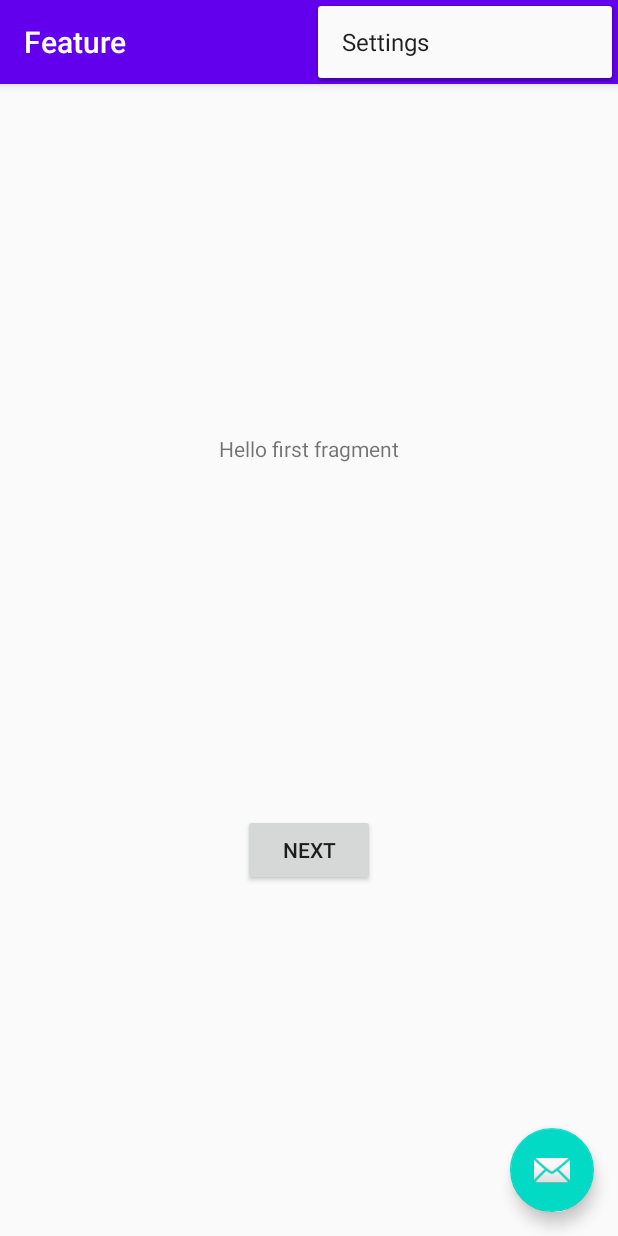
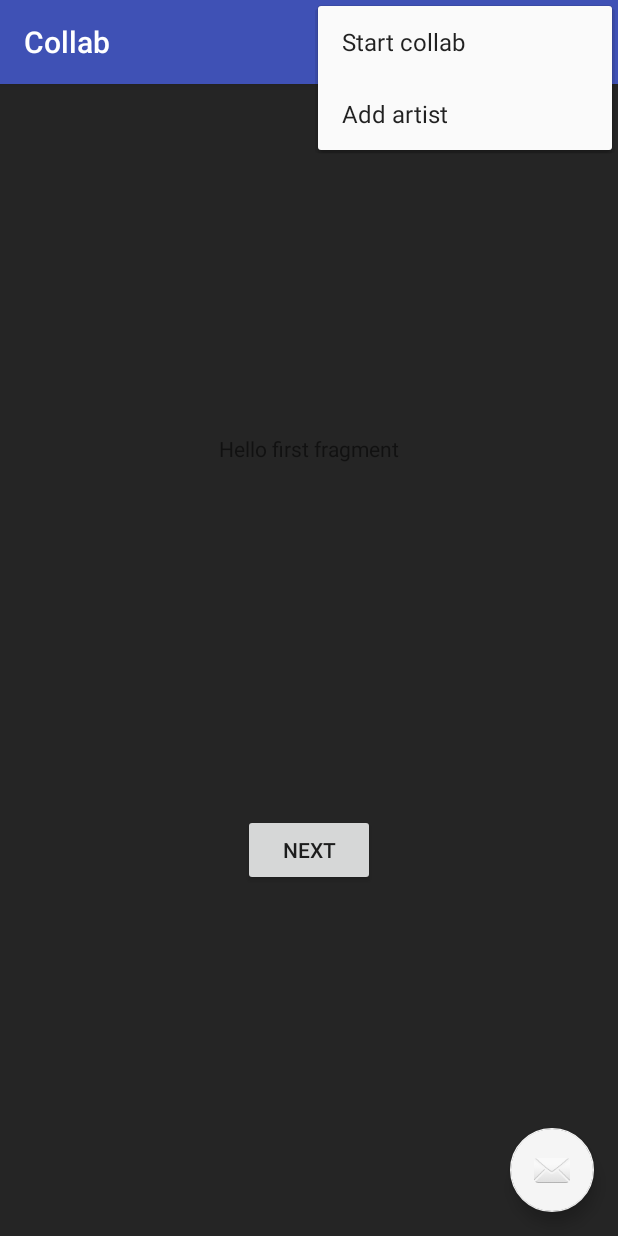
Before and after one commit to sachinreddy1/Voicebox, an Android app: the screen it shows after launch (MainActivity), with the options menu open, on a phone screen of 412 x 824 dp. Run offline under Robolectric (Android 15) with nearby library versions, the phone set to English and light mode, and no system bars.

Commit message:
Moved action bar to FirstFragment. Added new options in menu. Handling selections.

```diff
--- a/app/src/main/java/com/sachinreddy/feature/FirstFragment.kt
+++ b/app/src/main/java/com/sachinreddy/feature/FirstFragment.kt
@@ -1,12 +1,12 @@
 package com.sachinreddy.feature
 
 import android.os.Bundle
+import android.view.*
+import android.widget.Button
+import androidx.appcompat.app.AppCompatActivity
 import androidx.fragment.app.Fragment
-import android.view.LayoutInflater
-import android.view.View
-import android.view.ViewGroup
-import android.widget.Button
 import androidx.navigation.fragment.findNavController
+import kotlinx.android.synthetic.main.fragment_first.*
 
 /**
  * A simple [Fragment] subclass as the default destination in the navigation.
@@ -21,6 +21,19 @@ class FirstFragment : Fragment() {
         return inflater.inflate(R.layout.fragment_first, container, false)
     }
 
+    override fun onCreate(savedInstanceState: Bundle?) {
+        super.onCreate(savedInstanceState)
+        setHasOptionsMenu(true)
+    }
+
+    override fun onStart() {
+        (requireActivity() as AppCompatActivity).apply {
+            setSupportActionBar(toolbar)
+            supportActionBar?.apply { setHomeAsUpIndicator(R.drawable.ic_launcher_foreground) }
+        }
+        super.onStart()
+    }
+
     override fun onViewCreated(view: View, savedInstanceState: Bundle?) {
         super.onViewCreated(view, savedInstanceState)
 
@@ -28,4 +41,19 @@ class FirstFragment : Fragment() {
             findNavController().navigate(R.id.action_FirstFragment_to_SecondFragment)
         }
     }
+
+    override fun onCreateOptionsMenu(menu: Menu, inflater: MenuInflater) {
+        inflater.inflate(R.menu.menu_main, menu)
+    }
+
+    override fun onOptionsItemSelected(item: MenuItem): Boolean {
+        // Handle action bar item clicks here. The action bar will
+        // automatically handle clicks on the Home/Up button, so long
+        // as you specify a parent activity in AndroidManifest.xml.
+        when (item.itemId) {
+            R.id.action_start_collab -> println("Start collab.")
+            R.id.action_add_artist -> println("Add artist.")
+        }
+        return true
+    }
 }
--- a/app/src/main/java/com/sachinreddy/feature/MainActivity.kt
+++ b/app/src/main/java/com/sachinreddy/feature/MainActivity.kt
@@ -1,11 +1,8 @@
 package com.sachinreddy.feature
 
 import android.os.Bundle
+import androidx.appcompat.app.AppCompatActivity
 import com.google.android.material.snackbar.Snackbar
-import androidx.appcompat.app.AppCompatActivity
-import android.view.Menu
-import android.view.MenuItem
-
 import kotlinx.android.synthetic.main.activity_main.*
 
 class MainActivity : AppCompatActivity() {
@@ -13,27 +10,10 @@ class MainActivity : AppCompatActivity() {
     override fun onCreate(savedInstanceState: Bundle?) {
         super.onCreate(savedInstanceState)
         setContentView(R.layout.activity_main)
-        setSupportActionBar(toolbar)
 
         fab.setOnClickListener { view ->
             Snackbar.make(view, "Replace with your own action", Snackbar.LENGTH_LONG)
                     .setAction("Action", null).show()
         }
     }
-
-    override fun onCreateOptionsMenu(menu: Menu): Boolean {
-        // Inflate the menu; this adds items to the action bar if it is present.
-        menuInflater.inflate(R.menu.menu_main, menu)
-        return true
-    }
-
-    override fun onOptionsItemSelected(item: MenuItem): Boolean {
-        // Handle action bar item clicks here. The action bar will
-        // automatically handle clicks on the Home/Up button, so long
-        // as you specify a parent activity in AndroidManifest.xml.
-        return when (item.itemId) {
-            R.id.action_settings -> true
-            else -> super.onOptionsItemSelected(item)
-        }
-    }
 }
--- a/app/src/main/res/layout/activity_main.xml
+++ b/app/src/main/res/layout/activity_main.xml
@@ -5,20 +5,6 @@
     android:layout_width="match_parent"
     android:layout_height="match_parent"
     tools:context=".MainActivity">
-
-    <com.google.android.material.appbar.AppBarLayout
-        android:layout_width="match_parent"
-        android:layout_height="wrap_content"
-        android:theme="@style/AppTheme.AppBarOverlay">
-
-        <androidx.appcompat.widget.Toolbar
-            android:id="@+id/toolbar"
-            android:layout_width="match_parent"
-            android:layout_height="?attr/actionBarSize"
-            android:background="?attr/colorPrimary"
-            app:popupTheme="@style/AppTheme.PopupOverlay" />
-
-    </com.google.android.material.appbar.AppBarLayout>
 
     <include layout="@layout/content_main" />
 
--- a/app/src/main/res/layout/content_main.xml
+++ b/app/src/main/res/layout/content_main.xml
@@ -3,6 +3,7 @@
     xmlns:app="http://schemas.android.com/apk/res-auto"
     android:layout_width="match_parent"
     android:layout_height="match_parent"
+    android:background="@color/colorBackground"
     app:layout_behavior="@string/appbar_scrolling_view_behavior">
 
     <fragment
--- a/app/src/main/res/layout/fragment_first.xml
+++ b/app/src/main/res/layout/fragment_first.xml
@@ -5,6 +5,24 @@
     android:layout_width="match_parent"
     android:layout_height="match_parent"
     tools:context=".FirstFragment">
+
+    <com.google.android.material.appbar.AppBarLayout
+        android:id="@+id/appBarLayout"
+        android:layout_width="match_parent"
+        android:layout_height="wrap_content"
+        android:theme="@style/AppTheme.AppBarOverlay"
+        app:layout_constraintEnd_toEndOf="parent"
+        app:layout_constraintStart_toStartOf="parent"
+        app:layout_constraintTop_toTopOf="parent">
+
+        <androidx.appcompat.widget.Toolbar
+            android:id="@+id/toolbar"
+            android:layout_width="match_parent"
+            android:layout_height="?attr/actionBarSize"
+            android:background="?attr/colorPrimary"
+            app:popupTheme="@style/AppTheme.PopupOverlay" />
+
+    </com.google.android.material.appbar.AppBarLayout>
 
     <TextView
         android:id="@+id/textview_first"
@@ -14,7 +32,7 @@
         app:layout_constraintBottom_toTopOf="@id/button_first"
         app:layout_constraintEnd_toEndOf="parent"
         app:layout_constraintStart_toStartOf="parent"
-        app:layout_constraintTop_toTopOf="parent" />
+        app:layout_constraintTop_toBottomOf="@+id/appBarLayout" />
 
     <Button
         android:id="@+id/button_first"
--- a/app/src/main/res/menu/menu_main.xml
+++ b/app/src/main/res/menu/menu_main.xml
@@ -3,8 +3,13 @@
     xmlns:tools="http://schemas.android.com/tools"
     tools:context="com.sachinreddy.feature.MainActivity">
     <item
-        android:id="@+id/action_settings"
+        android:id="@+id/action_start_collab"
         android:orderInCategory="100"
-        android:title="@string/action_settings"
+        android:title="@string/action_start_collab"
+        app:showAsAction="never" />
+    <item
+        android:id="@+id/action_add_artist"
+        android:orderInCategory="100"
+        android:title="@string/action_add_artist"
         app:showAsAction="never" />
 </menu>
--- a/app/src/main/res/values/colors.xml
+++ b/app/src/main/res/values/colors.xml
@@ -1,6 +1,7 @@
 <?xml version="1.0" encoding="utf-8"?>
 <resources>
-    <color name="colorPrimary">#6200EE</color>
-    <color name="colorPrimaryDark">#3700B3</color>
-    <color name="colorAccent">#03DAC5</color>
+    <color name="colorPrimary">#3F51B5</color>
+    <color name="colorPrimaryDark">#3F51B5</color>
+    <color name="colorAccent">#F5F5F5</color>
+    <color name="colorBackground">#252525</color>
 </resources>
--- a/app/src/main/res/values/strings.xml
+++ b/app/src/main/res/values/strings.xml
@@ -1,5 +1,5 @@
 <resources>
-    <string name="app_name">Feature</string>
+    <string name="app_name">Collab</string>
     <string name="action_settings">Settings</string>
     <!-- Strings used for fragments for navigation -->
     <string name="first_fragment_label">First Fragment</string>
@@ -9,4 +9,6 @@
 
     <string name="hello_first_fragment">Hello first fragment</string>
     <string name="hello_second_fragment">Hello second fragment. Arg: %1$s</string>
+    <string name="action_start_collab">Start collab</string>
+    <string name="action_add_artist">Add artist</string>
 </resources>
```
